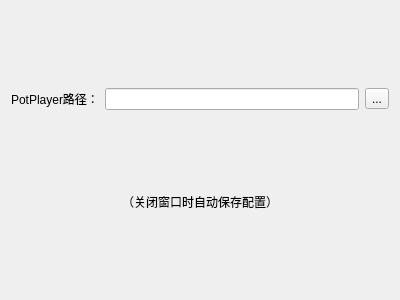
This is settingsdialog.ui in bili9blood/PotBilibili as Qt 5 draws it before an edit. The edited form follows.
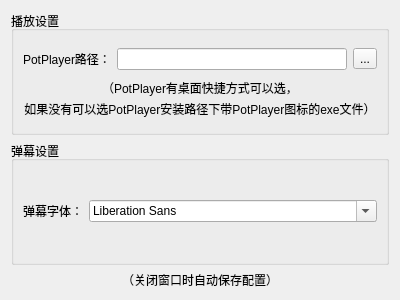
This is the edited form.

Commit message: 完善设置窗口

```diff
--- a/settingsdialog.ui
+++ b/settingsdialog.ui
@@ -15,12 +15,36 @@
   </property>
   <layout class="QVBoxLayout" name="verticalLayout">
    <item>
+    <widget class="QGroupBox" name="groupBox">
+     <property name="title">
+      <string>播放设置</string>
+     </property>
+     <layout class="QVBoxLayout" name="verticalLayout_2">
+      <property name="spacing">
+       <number>6</number>
+      </property>
+      <property name="leftMargin">
+       <number>9</number>
+      </property>
+      <item>
     <layout class="QHBoxLayout" name="horizontalLayout">
+        <property name="topMargin">
+         <number>5</number>
+        </property>
      <item>
-      <widget class="QLabel" name="label">
+         <widget class="QLabel" name="label_4">
+          <property name="sizePolicy">
+           <sizepolicy hsizetype="Fixed" vsizetype="Fixed">
+            <horstretch>0</horstretch>
+            <verstretch>0</verstretch>
+           </sizepolicy>
+          </property>
        <property name="text">
         <string>PotPlayer路径：</string>
        </property>
+          <property name="wordWrap">
+           <bool>true</bool>
+          </property>
       </widget>
      </item>
      <item>
@@ -35,6 +59,51 @@
      </item>
     </layout>
    </item>
+      <item>
+       <widget class="QLabel" name="label_3">
+        <property name="sizePolicy">
+         <sizepolicy hsizetype="Preferred" vsizetype="Fixed">
+          <horstretch>0</horstretch>
+          <verstretch>0</verstretch>
+         </sizepolicy>
+        </property>
+        <property name="text">
+         <string>&lt;html&gt;&lt;head/&gt;&lt;body&gt;&lt;p align=&quot;center&quot; style=&quot;line-height: 50%;&quot;&gt;（PotPlayer有桌面快捷方式可以选，&lt;/p&gt;&lt;p align=&quot;center&quot;&gt;如果没有可以选PotPlayer安装路径下带PotPlayer图标的exe文件）&lt;/p&gt;&lt;/body&gt;&lt;/html&gt;</string>
+        </property>
+       </widget>
+      </item>
+     </layout>
+    </widget>
+   </item>
+   <item>
+    <widget class="QGroupBox" name="groupBox_2">
+     <property name="title">
+      <string>弹幕设置</string>
+     </property>
+     <layout class="QVBoxLayout" name="verticalLayout_3">
+      <item>
+       <layout class="QHBoxLayout" name="horizontalLayout_2">
+        <item>
+         <widget class="QLabel" name="label">
+          <property name="sizePolicy">
+           <sizepolicy hsizetype="Fixed" vsizetype="Preferred">
+            <horstretch>0</horstretch>
+            <verstretch>0</verstretch>
+           </sizepolicy>
+          </property>
+          <property name="text">
+           <string>弹幕字体：</string>
+          </property>
+         </widget>
+        </item>
+        <item>
+         <widget class="QFontComboBox" name="fontComboBox"/>
+        </item>
+       </layout>
+      </item>
+     </layout>
+    </widget>
+   </item>
    <item alignment="Qt::AlignHCenter">
     <widget class="QLabel" name="label_2">
      <property name="sizePolicy">
```
Left out of the diff: 21 changed lines with no effect on the pictures. Lines whose indentation alone changed are shown as unchanged. The commit also changes 5 other files.
